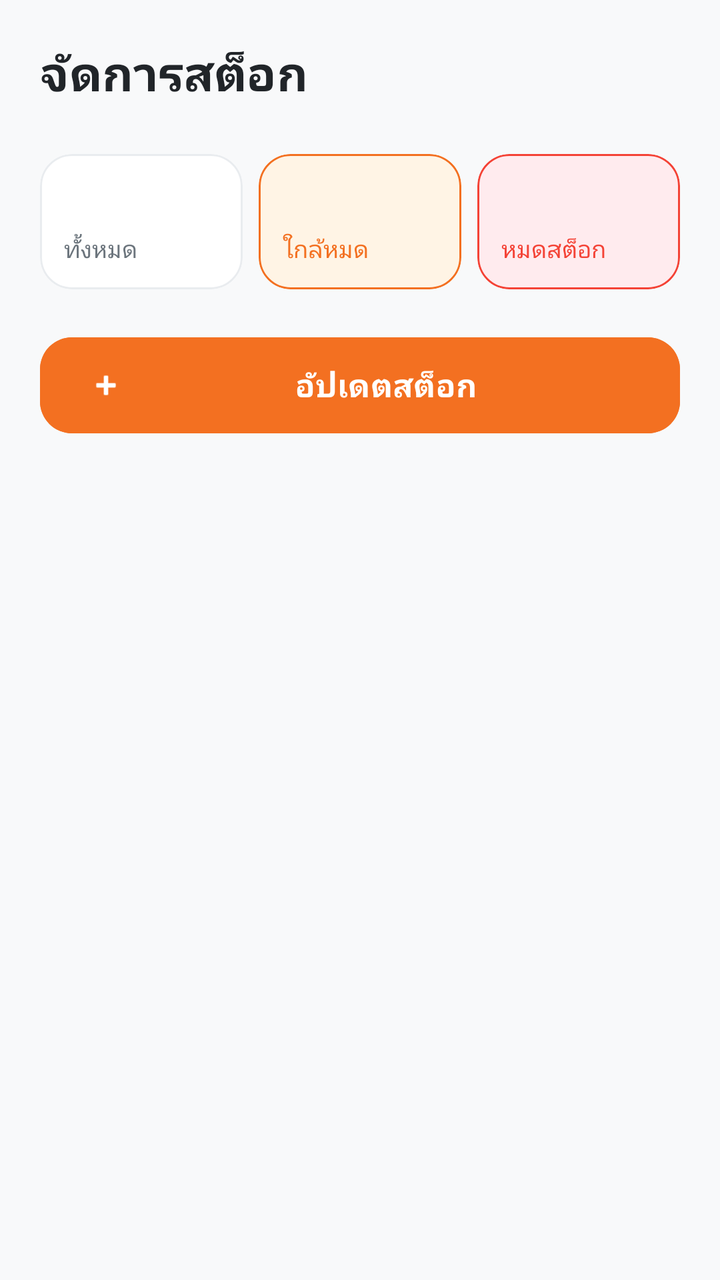
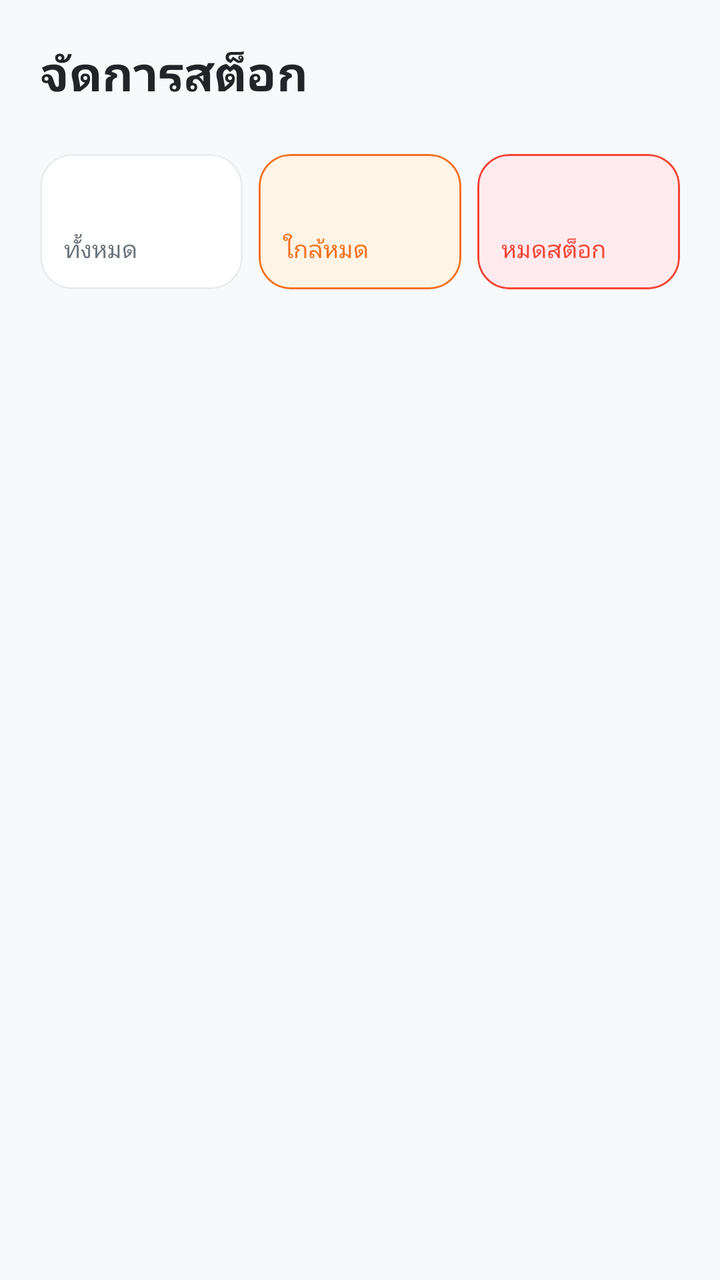

Compare the two renders of this Android layout. The source of the first and the diff that turns it into the second are given below.
<!-- AndroidManifest.xml: application theme Theme.SaiThongGroceryApp -->
<!-- res/layout/stock.xml -->
<?xml version="1.0" encoding="utf-8"?>

<androidx.constraintlayout.widget.ConstraintLayout xmlns:android="http://schemas.android.com/apk/res/android"
    xmlns:app="http://schemas.android.com/apk/res-auto"
    android:layout_width="match_parent"
    android:layout_height="match_parent"
    android:background="@color/background_gray">

    
    <RelativeLayout
        android:id="@+id/header_stock"
        android:layout_width="match_parent"
        android:layout_height="wrap_content"
        android:padding="20dp"
        app:layout_constraintTop_toTopOf="parent">

        <TextView
            android:layout_width="wrap_content"
            android:layout_height="wrap_content"
            android:text="@string/stock_title"
            android:textColor="@color/text_primary"
            android:textSize="24sp"
            android:textStyle="bold" />

    </RelativeLayout>

    
    <LinearLayout
        android:id="@+id/ll_summary"
        android:layout_width="match_parent"
        android:layout_height="wrap_content"
        android:orientation="horizontal"
        android:paddingHorizontal="16dp"
        app:layout_constraintTop_toBottomOf="@id/header_stock">

        
        <com.google.android.material.card.MaterialCardView
            android:layout_width="0dp"
            android:layout_height="wrap_content"
            android:layout_margin="4dp"
            android:layout_weight="1"
            app:cardBackgroundColor="@color/white"
            app:cardCornerRadius="16dp"
            app:cardElevation="0dp"
            app:strokeColor="#E9ECEF"
            app:strokeWidth="1dp">
            <LinearLayout
                android:layout_width="match_parent"
                android:layout_height="wrap_content"
                android:orientation="vertical"
                android:padding="12dp">
                <TextView
                    android:id="@+id/tv_total_val"
                    android:layout_width="wrap_content"
                    android:layout_height="wrap_content"
                    android:textColor="@color/text_primary"
                    android:textSize="20sp"
                    android:textStyle="bold" />
                <TextView
                    android:layout_width="wrap_content"
                    android:layout_height="wrap_content"
                    android:text="@string/summary_total"
                    android:textColor="@color/text_secondary"
                    android:textSize="12sp" />
            </LinearLayout>
        </com.google.android.material.card.MaterialCardView>

        
        <com.google.android.material.card.MaterialCardView
            android:layout_width="0dp"
            android:layout_height="wrap_content"
            android:layout_margin="4dp"
            android:layout_weight="1"
            app:cardBackgroundColor="@color/light_orange"
            app:cardCornerRadius="16dp"
            app:cardElevation="0dp"
            app:strokeColor="@color/brand_orange"
            app:strokeWidth="1dp">
            <LinearLayout
                android:layout_width="match_parent"
                android:layout_height="wrap_content"
                android:orientation="vertical"
                android:padding="12dp">
                <TextView
                    android:id="@+id/tv_low_stock_val"
                    android:layout_width="wrap_content"
                    android:layout_height="wrap_content"
                    android:textColor="@color/brand_orange"
                    android:textSize="20sp"
                    android:textStyle="bold" />
                <TextView
                    android:layout_width="wrap_content"
                    android:layout_height="wrap_content"
                    android:text="@string/summary_low_stock"
                    android:textColor="@color/brand_orange"
                    android:textSize="12sp" />
            </LinearLayout>
        </com.google.android.material.card.MaterialCardView>

        
        <com.google.android.material.card.MaterialCardView
            android:layout_width="0dp"
            android:layout_height="wrap_content"
            android:layout_margin="4dp"
            android:layout_weight="1"
            app:cardBackgroundColor="@color/light_red"
            app:cardCornerRadius="16dp"
            app:cardElevation="0dp"
            app:strokeColor="@color/brand_red"
            app:strokeWidth="1dp">
            <LinearLayout
                android:layout_width="match_parent"
                android:layout_height="wrap_content"
                android:orientation="vertical"
                android:padding="12dp">
                <TextView
                    android:id="@+id/tv_out_of_stock_val"
                    android:layout_width="wrap_content"
                    android:layout_height="wrap_content"
                    android:textColor="@color/brand_red"
                    android:textSize="20sp"
                    android:textStyle="bold" />
                <TextView
                    android:layout_width="wrap_content"
                    android:layout_height="wrap_content"
                    android:text="@string/summary_out_of_stock"
                    android:textColor="@color/brand_red"
                    android:textSize="12sp" />
            </LinearLayout>
        </com.google.android.material.card.MaterialCardView>
    </LinearLayout>

    
    <com.google.android.material.button.MaterialButton
        android:id="@+id/btn_add_stock"
        android:layout_width="match_parent"
        android:layout_height="56dp"
        android:layout_marginHorizontal="20dp"
        android:layout_marginTop="16dp"
        android:backgroundTint="@color/brand_orange"
        android:text="@string/update_stock_title"
        android:textAllCaps="false"
        android:textSize="16sp"
        android:textStyle="bold"
        app:cornerRadius="16dp"
        app:icon="@android:drawable/ic_input_add"
        app:layout_constraintTop_toBottomOf="@id/ll_summary" />

    
    <androidx.recyclerview.widget.RecyclerView
        android:id="@+id/rv_stock"
        android:layout_width="match_parent"
        android:layout_height="0dp"
        android:layout_marginTop="16dp"
        android:clipToPadding="false"
        android:paddingHorizontal="20dp"
        android:paddingBottom="20dp"
        app:layout_constraintBottom_toBottomOf="parent"
        app:layout_constraintTop_toBottomOf="@id/btn_add_stock" />

</androidx.constraintlayout.widget.ConstraintLayout>
<!-- resources referenced by this layout -->
<resources>
  <color name="background_gray">#F8F9FA</color>
  <color name="brand_orange">#F37021</color>
  <color name="brand_red">#F44336</color>
  <color name="light_orange">#FFF4E5</color>
  <color name="light_red">#FFEBEE</color>
  <color name="text_primary">#212529</color>
  <color name="text_secondary">#6C757D</color>
  <color name="white">#FFFFFFFF</color>
  <string name="stock_title">จัดการสต็อก</string>
  <string name="summary_low_stock">ใกล้หมด</string>
  <string name="summary_out_of_stock">หมดสต็อก</string>
  <string name="summary_total">ทั้งหมด</string>
  <string name="update_stock_title">อัปเดตสต็อก</string>
  <style name="Theme.SaiThongGroceryApp" parent="Base.Theme.SaiThongGroceryApp" />
  <style name="Base.Theme.SaiThongGroceryApp" parent="Theme.Material3.DayNight.NoActionBar">
          
          
      </style>
</resources>

<!-- the commit's change to res/layout/stock.xml (unified diff, before → after) -->
@@ -131,22 +131,6 @@
     </LinearLayout>
 
     
-    <com.google.android.material.button.MaterialButton
-        android:id="@+id/btn_add_stock"
-        android:layout_width="match_parent"
-        android:layout_height="56dp"
-        android:layout_marginHorizontal="20dp"
-        android:layout_marginTop="16dp"
-        android:backgroundTint="@color/brand_orange"
-        android:text="@string/update_stock_title"
-        android:textAllCaps="false"
-        android:textSize="16sp"
-        android:textStyle="bold"
-        app:cornerRadius="16dp"
-        app:icon="@android:drawable/ic_input_add"
-        app:layout_constraintTop_toBottomOf="@id/ll_summary" />
-
-    
     <androidx.recyclerview.widget.RecyclerView
         android:id="@+id/rv_stock"
         android:layout_width="match_parent"
@@ -156,6 +140,6 @@
         android:paddingHorizontal="20dp"
         android:paddingBottom="20dp"
         app:layout_constraintBottom_toBottomOf="parent"
-        app:layout_constraintTop_toBottomOf="@id/btn_add_stock" />
+        app:layout_constraintTop_toBottomOf="@id/ll_summary" />
 
 </androidx.constraintlayout.widget.ConstraintLayout>
<!-- resource entries referenced after the edit -->
@@ -12,7 +12,6 @@
   <string name="summary_low_stock">ใกล้หมด</string>
   <string name="summary_out_of_stock">หมดสต็อก</string>
   <string name="summary_total">ทั้งหมด</string>
-  <string name="update_stock_title">อัปเดตสต็อก</string>
   <style name="Theme.SaiThongGroceryApp" parent="Base.Theme.SaiThongGroceryApp" />
   <style name="Base.Theme.SaiThongGroceryApp" parent="Theme.Material3.DayNight.NoActionBar">
           
